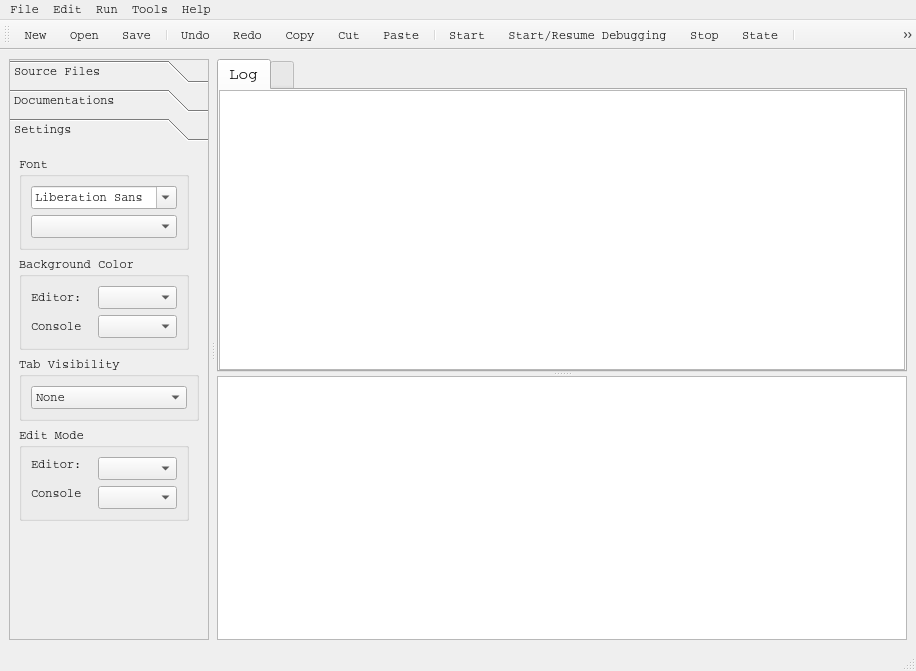
daokoder/daostudio, file src/daoStudio.ui: the form before one commit.
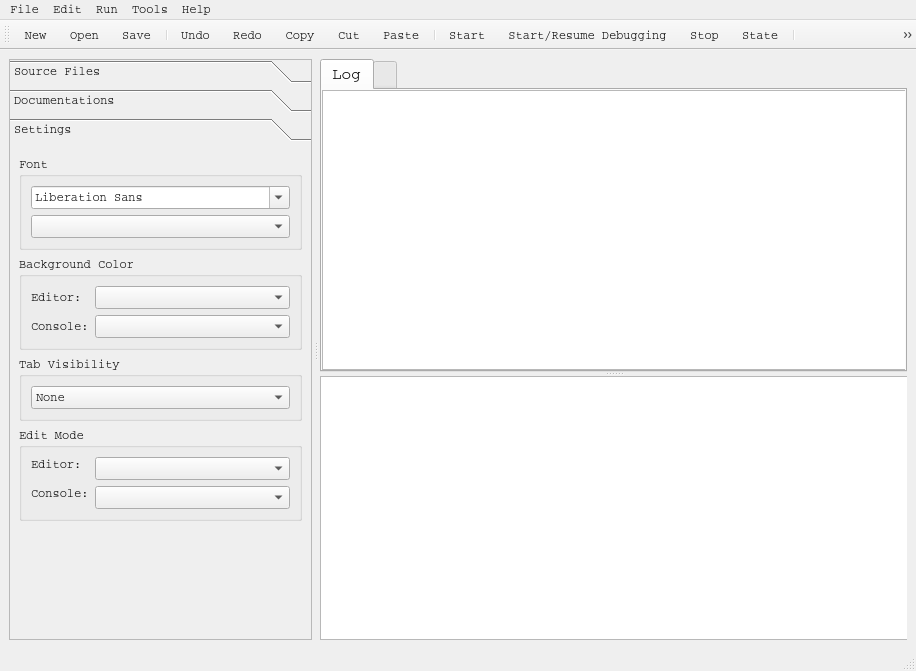
The form after the commit. The open tabs and pages were chosen to show the change. Icons and pictures are not drawn. Custom widgets are drawn as their Qt base class.

```diff
--- a/src/daoStudio.ui
+++ b/src/daoStudio.ui
@@ -10,6 +10,12 @@
     <height>671</height>
    </rect>
   </property>
+  <property name="sizePolicy">
+   <sizepolicy hsizetype="Preferred" vsizetype="Preferred">
+    <horstretch>0</horstretch>
+    <verstretch>0</verstretch>
+   </sizepolicy>
+  </property>
   <property name="font">
    <font>
     <family>Courier</family>
@@ -34,7 +40,7 @@
       </property>
       <widget class="QToolBox" name="toolBox">
        <property name="sizePolicy">
-        <sizepolicy hsizetype="Fixed" vsizetype="Preferred">
+        <sizepolicy hsizetype="Minimum" vsizetype="Preferred">
          <horstretch>0</horstretch>
          <verstretch>0</verstretch>
         </sizepolicy>
@@ -47,7 +53,7 @@
        </property>
        <property name="maximumSize">
         <size>
-         <width>200</width>
+         <width>400</width>
          <height>16777215</height>
         </size>
        </property>
@@ -244,19 +250,49 @@
          <rect>
           <x>0</x>
           <y>0</y>
-          <width>196</width>
+          <width>361</width>
           <height>458</height>
          </rect>
         </property>
+        <property name="sizePolicy">
+         <sizepolicy hsizetype="Minimum" vsizetype="Preferred">
+          <horstretch>0</horstretch>
+          <verstretch>0</verstretch>
+         </sizepolicy>
+        </property>
+        <property name="minimumSize">
+         <size>
+          <width>100</width>
+          <height>0</height>
+         </size>
+        </property>
+        <property name="maximumSize">
+         <size>
+          <width>400</width>
+          <height>16777215</height>
+         </size>
+        </property>
         <attribute name="label">
          <string>Settings</string>
         </attribute>
         <layout class="QVBoxLayout" name="verticalLayout_5">
          <item>
           <widget class="QGroupBox" name="groupBox">
+           <property name="sizePolicy">
+            <sizepolicy hsizetype="Minimum" vsizetype="Preferred">
+             <horstretch>0</horstretch>
+             <verstretch>0</verstretch>
+            </sizepolicy>
+           </property>
+           <property name="minimumSize">
+            <size>
+             <width>100</width>
+             <height>0</height>
+            </size>
+           </property>
            <property name="maximumSize">
             <size>
-             <width>170</width>
+             <width>370</width>
              <height>16777215</height>
             </size>
            </property>
@@ -267,11 +303,17 @@
             <item>
              <widget class="QFontComboBox" name="wgtFontFamily">
               <property name="sizePolicy">
-               <sizepolicy hsizetype="Expanding" vsizetype="Fixed">
+               <sizepolicy hsizetype="Minimum" vsizetype="Fixed">
                 <horstretch>0</horstretch>
                 <verstretch>0</verstretch>
                </sizepolicy>
               </property>
+              <property name="minimumSize">
+               <size>
+                <width>100</width>
+                <height>0</height>
+               </size>
+              </property>
               <property name="maximumSize">
                <size>
                 <width>16777215</width>
@@ -288,6 +330,12 @@
                 <verstretch>0</verstretch>
                </sizepolicy>
               </property>
+              <property name="minimumSize">
+               <size>
+                <width>100</width>
+                <height>0</height>
+               </size>
+              </property>
               <property name="maximumSize">
                <size>
                 <width>16777215</width>
@@ -301,9 +349,21 @@
          </item>
          <item>
           <widget class="QGroupBox" name="groupBox_2">
+           <property name="sizePolicy">
+            <sizepolicy hsizetype="Minimum" vsizetype="Preferred">
+             <horstretch>0</horstretch>
+             <verstretch>0</verstretch>
+            </sizepolicy>
+           </property>
+           <property name="minimumSize">
+            <size>
+             <width>100</width>
+             <height>0</height>
+            </size>
+           </property>
            <property name="maximumSize">
             <size>
-             <width>170</width>
+             <width>370</width>
              <height>16777215</height>
             </size>
            </property>
@@ -313,35 +373,115 @@
            <layout class="QGridLayout" name="gridLayout">
             <item row="0" column="0">
              <widget class="QLabel" name="label">
+              <property name="sizePolicy">
+               <sizepolicy hsizetype="Minimum" vsizetype="Preferred">
+                <horstretch>0</horstretch>
+                <verstretch>0</verstretch>
+               </sizepolicy>
+              </property>
+              <property name="minimumSize">
+               <size>
+                <width>0</width>
+                <height>0</height>
+               </size>
+              </property>
               <property name="text">
                <string>Editor:</string>
               </property>
              </widget>
             </item>
             <item row="0" column="1">
-             <widget class="QComboBox" name="wgtEditorColor"/>
+             <widget class="QComboBox" name="wgtEditorColor">
+              <property name="sizePolicy">
+               <sizepolicy hsizetype="MinimumExpanding" vsizetype="Fixed">
+                <horstretch>0</horstretch>
+                <verstretch>0</verstretch>
+               </sizepolicy>
+              </property>
+              <property name="minimumSize">
+               <size>
+                <width>100</width>
+                <height>0</height>
+               </size>
+              </property>
+             </widget>
             </item>
             <item row="1" column="0">
              <widget class="QLabel" name="label_2">
+              <property name="sizePolicy">
+               <sizepolicy hsizetype="Minimum" vsizetype="Preferred">
+                <horstretch>0</horstretch>
+                <verstretch>0</verstretch>
+               </sizepolicy>
+              </property>
+              <property name="minimumSize">
+               <size>
+                <width>0</width>
+                <height>0</height>
+               </size>
+              </property>
               <property name="text">
-               <string>Console</string>
+               <string>Console:</string>
               </property>
              </widget>
             </item>
             <item row="1" column="1">
-             <widget class="QComboBox" name="wgtConsoleColor"/>
+             <widget class="QComboBox" name="wgtConsoleColor">
+              <property name="sizePolicy">
+               <sizepolicy hsizetype="MinimumExpanding" vsizetype="Fixed">
+                <horstretch>0</horstretch>
+                <verstretch>0</verstretch>
+               </sizepolicy>
+              </property>
+              <property name="minimumSize">
+               <size>
+                <width>100</width>
+                <height>0</height>
+               </size>
+              </property>
+             </widget>
             </item>
            </layout>
           </widget>
          </item>
          <item>
           <widget class="QGroupBox" name="groupBox_5">
+           <property name="sizePolicy">
+            <sizepolicy hsizetype="Minimum" vsizetype="Preferred">
+             <horstretch>0</horstretch>
+             <verstretch>0</verstretch>
+            </sizepolicy>
+           </property>
+           <property name="minimumSize">
+            <size>
+             <width>100</width>
+             <height>0</height>
+            </size>
+           </property>
+           <property name="maximumSize">
+            <size>
+             <width>370</width>
+             <height>16777215</height>
+            </size>
+           </property>
            <property name="title">
             <string>Tab Visibility</string>
            </property>
            <layout class="QVBoxLayout" name="verticalLayout_7">
             <item>
              <widget class="QComboBox" name="wgtTabVisibility">
+              <property name="sizePolicy">
+               <sizepolicy hsizetype="Minimum" vsizetype="Fixed">
+                <horstretch>0</horstretch>
+                <verstretch>0</verstretch>
+               </sizepolicy>
+              </property>
+              <property name="minimumSize">
+               <size>
+                <width>100</width>
+                <height>0</height>
+               </size>
+              </property>
               <item>
                <property name="text">
                 <string>None</string>
@@ -369,9 +509,21 @@
          </item>
          <item>
           <widget class="QGroupBox" name="groupBox_4">
+           <property name="sizePolicy">
+            <sizepolicy hsizetype="Minimum" vsizetype="Preferred">
+             <horstretch>0</horstretch>
+             <verstretch>0</verstretch>
+            </sizepolicy>
+           </property>
+           <property name="minimumSize">
+            <size>
+             <width>100</width>
+             <height>0</height>
+            </size>
+           </property>
            <property name="maximumSize">
             <size>
-             <width>170</width>
+             <width>370</width>
              <height>16777215</height>
             </size>
            </property>
@@ -381,23 +533,73 @@
            <layout class="QGridLayout" name="gridLayout_2">
             <item row="0" column="0">
              <widget class="QLabel" name="label_3">
+              <property name="sizePolicy">
+               <sizepolicy hsizetype="Minimum" vsizetype="Preferred">
+                <horstretch>0</horstretch>
+                <verstretch>0</verstretch>
+               </sizepolicy>
+              </property>
+              <property name="minimumSize">
+               <size>
+                <width>0</width>
+                <height>0</height>
+               </size>
+              </property>
               <property name="text">
                <string>Editor:</string>
               </property>
              </widget>
             </item>
             <item row="0" column="1" rowspan="2">
-             <widget class="QComboBox" name="wgtEditorMode"/>
+             <widget class="QComboBox" name="wgtEditorMode">
+              <property name="sizePolicy">
+               <sizepolicy hsizetype="MinimumExpanding" vsizetype="Fixed">
+                <horstretch>0</horstretch>
+                <verstretch>0</verstretch>
+               </sizepolicy>
+              </property>
+              <property name="minimumSize">
+               <size>
+                <width>100</width>
+                <height>0</height>
+               </size>
+              </property>
+             </widget>
             </item>
             <item row="1" column="0" rowspan="2">
              <widget class="QLabel" name="label_4">
+              <property name="sizePolicy">
+               <sizepolicy hsizetype="Minimum" vsizetype="Preferred">
+                <horstretch>0</horstretch>
+                <verstretch>0</verstretch>
+               </sizepolicy>
+              </property>
+              <property name="minimumSize">
+               <size>
+                <width>0</width>
+                <height>0</height>
+               </size>
+              </property>
               <property name="text">
-               <string>Console</string>
+               <string>Console:</string>
               </property>
              </widget>
             </item>
             <item row="2" column="1">
-             <widget class="QComboBox" name="wgtConsoleMode"/>
+             <widget class="QComboBox" name="wgtConsoleMode">
+              <property name="sizePolicy">
+               <sizepolicy hsizetype="MinimumExpanding" vsizetype="Fixed">
+                <horstretch>0</horstretch>
+                <verstretch>0</verstretch>
+               </sizepolicy>
+              </property>
+              <property name="minimumSize">
+               <size>
+                <width>100</width>
+                <height>0</height>
+               </size>
+              </property>
+             </widget>
             </item>
            </layout>
           </widget>
@@ -425,13 +627,19 @@
          <verstretch>0</verstretch>
         </sizepolicy>
        </property>
+       <property name="minimumSize">
+        <size>
+         <width>400</width>
+         <height>0</height>
+        </size>
+       </property>
        <property name="orientation">
         <enum>Qt::Vertical</enum>
        </property>
        <widget class="DaoTabEditor" name="wgtEditorTabs">
         <property name="minimumSize">
          <size>
-          <width>400</width>
+          <width>500</width>
           <height>100</height>
          </size>
         </property>
@@ -462,7 +670,7 @@
            <widget class="QTextBrowser" name="wgtLogText">
             <property name="minimumSize">
              <size>
-              <width>400</width>
+              <width>600</width>
               <height>50</height>
              </size>
             </property>
@@ -488,7 +696,7 @@
        <widget class="DaoConsole" name="wgtConsole">
         <property name="minimumSize">
          <size>
-          <width>400</width>
+          <width>600</width>
           <height>100</height>
          </size>
         </property>
```
Left out of the diff: 136 changed lines with no effect on the pictures.
